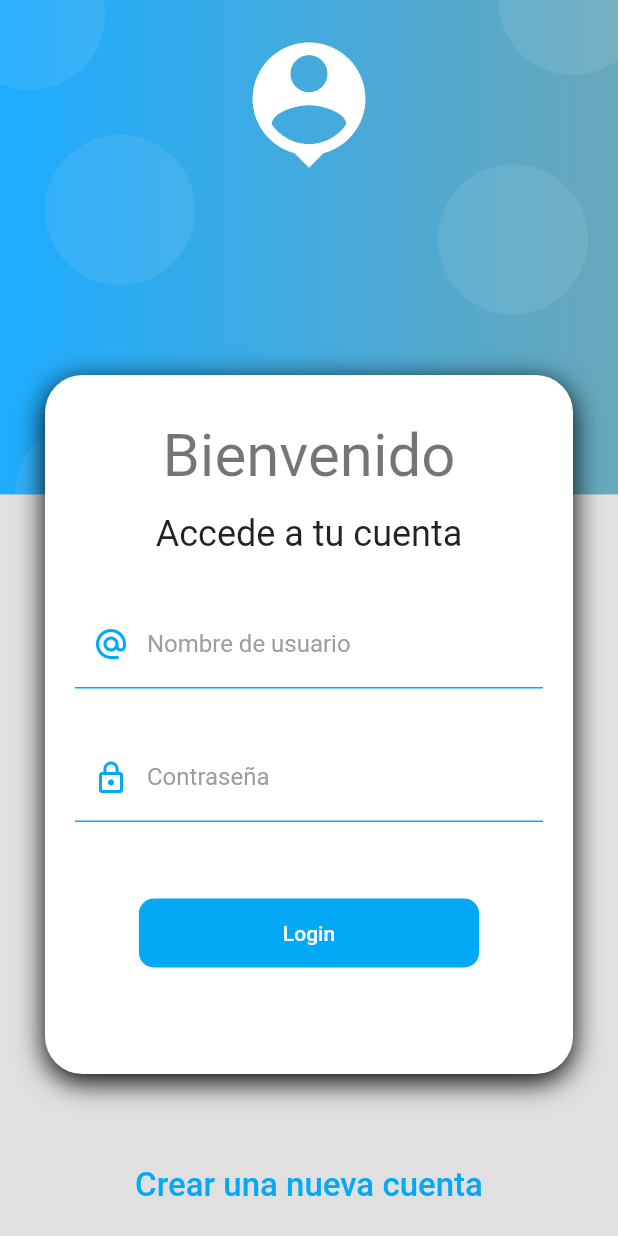
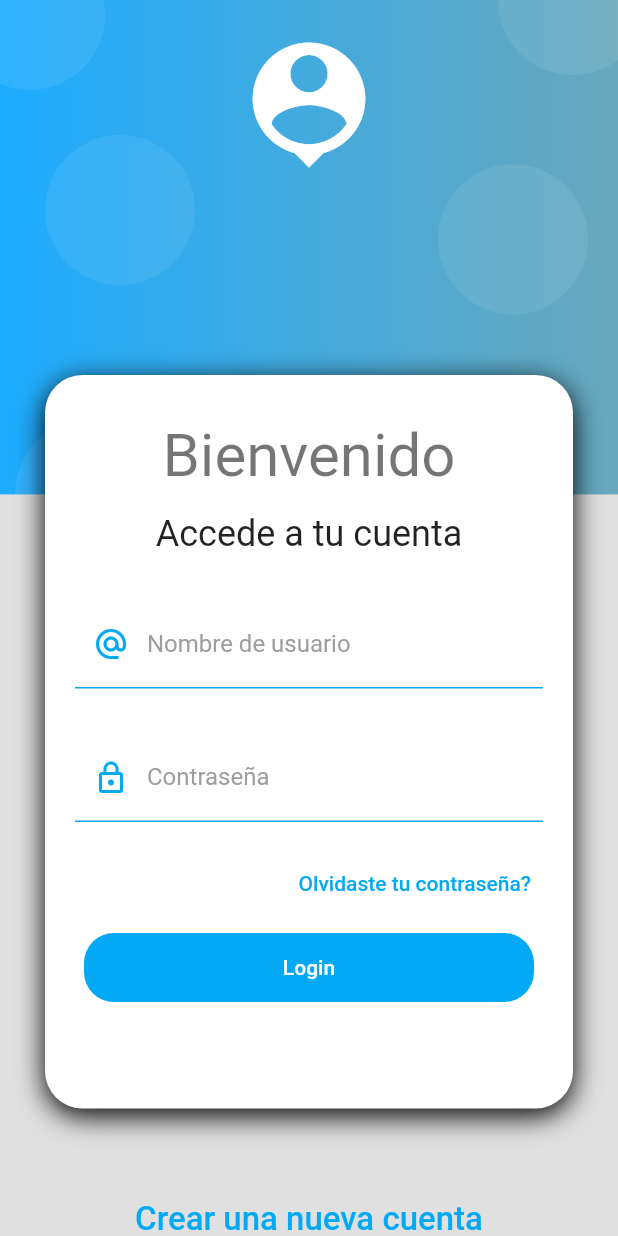
Before and after one commit to nahueltabasso/techconnect-frontend, a Flutter app: the screen it shows after launch, on a phone screen of 412 x 824 dp. Run offline on Flutter 3.47's test engine with Material 2 defaults, Android fonts, the phone set to English and light mode, and no system bars; our stand-ins replace flutter_secure_storage.

Commit message:
feat: forgot-password screen

```diff
--- a/lib/main.dart
+++ b/lib/main.dart
@@ -1,11 +1,12 @@
 import 'package:flutter/material.dart';
 import 'package:provider/provider.dart';
 import 'package:techconnect_frontend/screens/auth/check_auth_screen.dart';
+import 'package:techconnect_frontend/screens/auth/forgor_password_screen.dart';
 import 'package:techconnect_frontend/screens/auth/login_screen.dart';
 import 'package:techconnect_frontend/screens/auth/register_user_screen.dart';
 import 'package:techconnect_frontend/screens/home_screen.dart';
 import 'package:techconnect_frontend/services/auth_service.dart';
-import 'package:techconnect_frontend/services/notificacion_service.dart';
+import 'package:techconnect_frontend/services/notification_service.dart';
 
 void main() => runApp(AppState());
 
@@ -37,6 +38,7 @@ class MyApp extends StatelessWidget {
         'login':(context) => const LoginScreen(),
         'register':(context) => const RegisterUserScreen(),
         'checking':(context) => const CheckAuthScreen(),
+        'forgot-password': (context) => const ForgotPasswordScreen(),
         'home':(context) => const HomeScreen(),
       },
       scaffoldMessengerKey: NotificationService.messengerKey,
--- a/lib/screens/auth/login_screen.dart
+++ b/lib/screens/auth/login_screen.dart
@@ -2,7 +2,7 @@ import 'package:flutter/material.dart';
 import 'package:provider/provider.dart';
 import 'package:techconnect_frontend/providers/login_form_provider.dart';
 import 'package:techconnect_frontend/services/auth_service.dart';
-import 'package:techconnect_frontend/services/notificacion_service.dart';
+import 'package:techconnect_frontend/services/notification_service.dart';
 import 'package:techconnect_frontend/ui/input_decorations.dart';
 import 'package:techconnect_frontend/utils/constants.dart';
 import 'package:techconnect_frontend/widgets/auth_background.dart';
@@ -124,10 +124,26 @@ class _LoginForm extends StatelessWidget {
               },
             ),
 
-            const SizedBox(height: 50,),
+            const SizedBox(height: 15,),
+
+            Align(
+              alignment: Alignment.bottomRight,
+              child: TextButton(
+                style: ButtonStyle(
+                  overlayColor: MaterialStateProperty.all(Colors.lightBlue.withOpacity(0.1)),
+                  shape: MaterialStateProperty.all(const StadiumBorder()),
+                  alignment: Alignment.bottomRight
+                ),
+                child: const Text('Olvidaste tu contraseña?', style: TextStyle(fontSize: 14, color: Colors.lightBlue),),
+                onPressed: () => Navigator.pushReplacementNamed(context, 'forgot-password'),
+              ),
+            ),
+
+            const SizedBox(height: 10,),
 
             MaterialButton(
-              shape: RoundedRectangleBorder(borderRadius: BorderRadius.circular(10)),
+              shape: RoundedRectangleBorder(borderRadius: BorderRadius.circular(20)),
+              minWidth: 300.0,
               disabledColor: Colors.grey,
               elevation: 0,
               color: Colors.lightBlue,
--- a/lib/screens/auth/register_user_screen.dart
+++ b/lib/screens/auth/register_user_screen.dart
@@ -3,7 +3,7 @@ import 'package:provider/provider.dart';
 import 'package:techconnect_frontend/models/new_user_dto.dart';
 import 'package:techconnect_frontend/providers/register_form_provider.dart';
 import 'package:techconnect_frontend/services/auth_service.dart';
-import 'package:techconnect_frontend/services/notificacion_service.dart';
+import 'package:techconnect_frontend/services/notification_service.dart';
 import 'package:techconnect_frontend/ui/input_decorations.dart';
 import 'package:techconnect_frontend/utils/constants.dart';
 import 'package:techconnect_frontend/widgets/auth_background.dart';
@@ -180,7 +180,8 @@ class _RegisterForm extends StatelessWidget {
             const SizedBox(height: 50,),
 
             MaterialButton(
-              shape: RoundedRectangleBorder(borderRadius: BorderRadius.circular(10)),
+              shape: RoundedRectangleBorder(borderRadius: BorderRadius.circular(20)),
+              minWidth: 300.0,
               disabledColor: Colors.grey,
               elevation: 0,
               color: Colors.lightBlue,
```
Also changed, not shown: lib/screens/auth/forgor_password_screen.dart (added, +24 -0 lines), lib/services/notification_service.dart (renamed from lib/services/notificacion_service.dart).
